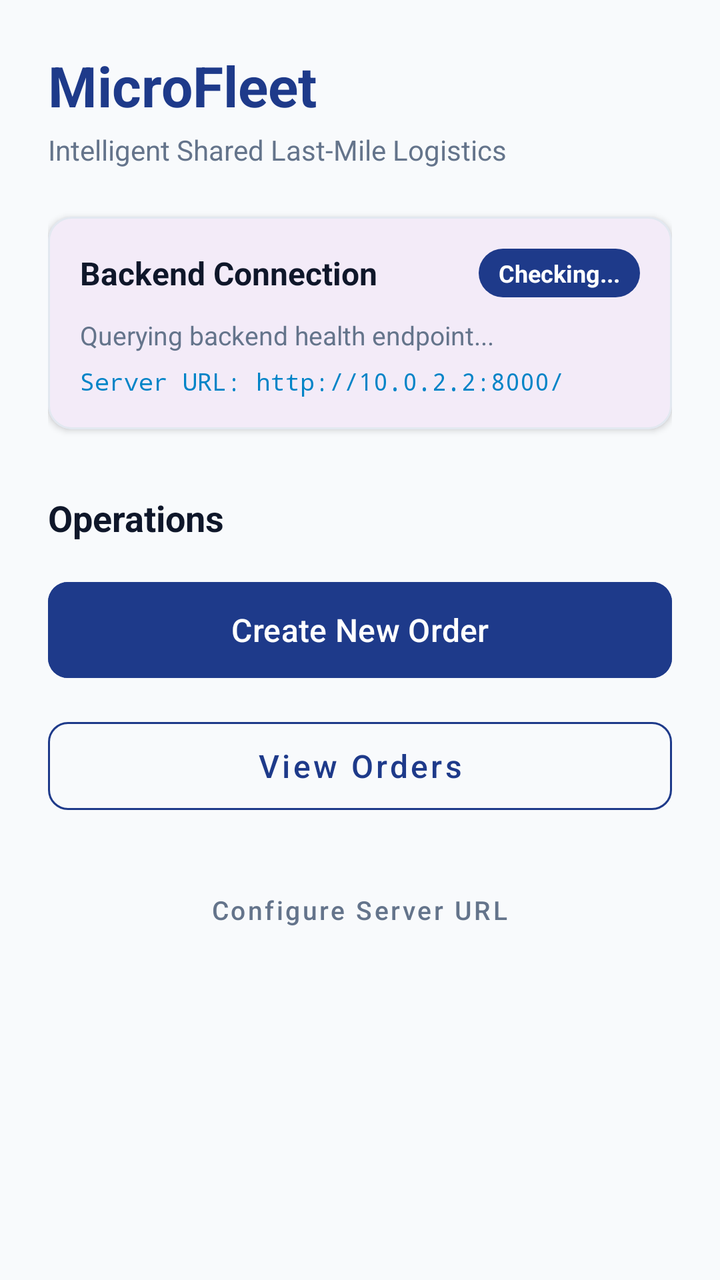
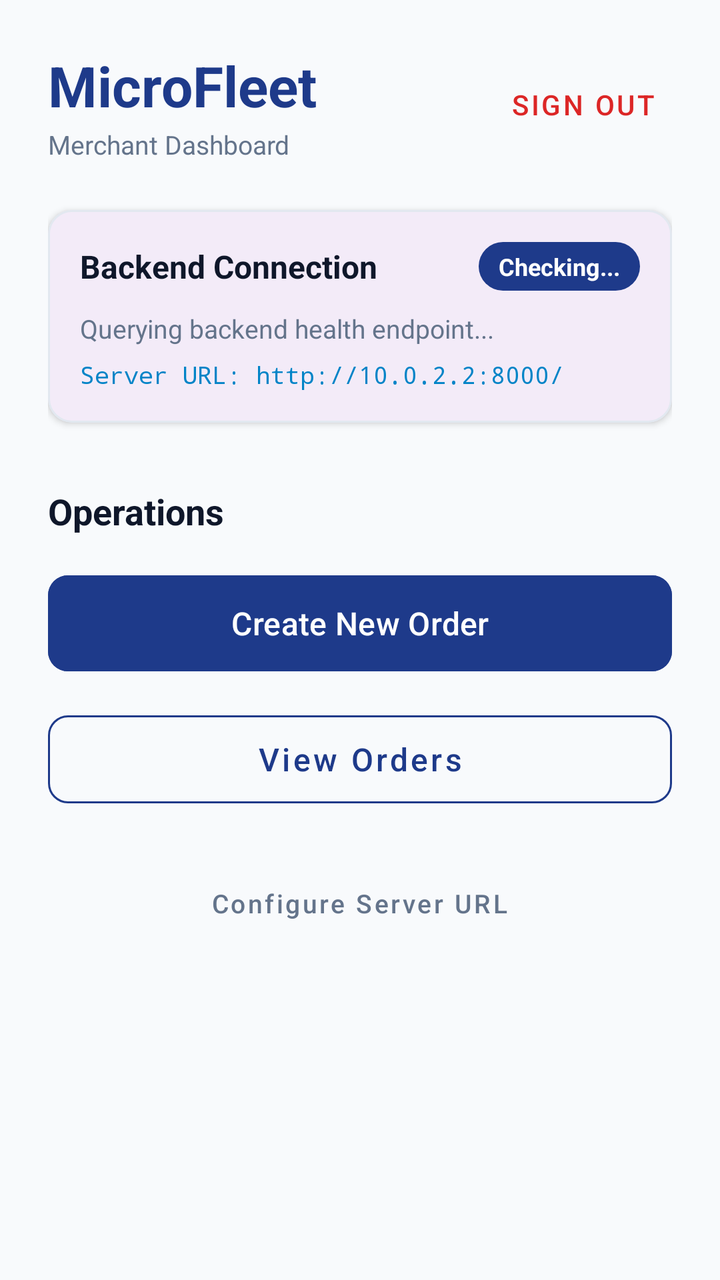

The first picture is an Android layout as it rendered before a commit; the second is the same layout after the commit. The layout source and the unified diff follow.
<!-- AndroidManifest.xml: application theme Theme.MicroFleet -->
<!-- res/layout/activity_main.xml -->
<?xml version="1.0" encoding="utf-8"?>
<ScrollView xmlns:android="http://schemas.android.com/apk/res/android"
    xmlns:app="http://schemas.android.com/apk/res-auto"
    xmlns:tools="http://schemas.android.com/tools"
    android:id="@+id/main"
    android:layout_width="match_parent"
    android:layout_height="match_parent"
    android:background="@color/background_light"
    android:fillViewport="true">

    <LinearLayout
        android:layout_width="match_parent"
        android:layout_height="wrap_content"
        android:orientation="vertical"
        android:padding="24dp">

        
        <TextView
            android:layout_width="wrap_content"
            android:layout_height="wrap_content"
            android:text="@string/app_name"
            android:textColor="@color/primary"
            android:textSize="28sp"
            android:textStyle="bold" />

        <TextView
            android:layout_width="wrap_content"
            android:layout_height="wrap_content"
            android:layout_marginTop="4dp"
            android:text="@string/tagline"
            android:textColor="@color/text_secondary"
            android:textSize="14sp" />

        
        <com.google.android.material.card.MaterialCardView
            android:layout_width="match_parent"
            android:layout_height="wrap_content"
            android:layout_marginTop="24dp"
            app:cardCornerRadius="12dp"
            app:cardElevation="2dp"
            app:strokeColor="#E2E8F0"
            app:strokeWidth="1dp">

            <LinearLayout
                android:layout_width="match_parent"
                android:layout_height="wrap_content"
                android:orientation="vertical"
                android:padding="16dp">

                <LinearLayout
                    android:layout_width="match_parent"
                    android:layout_height="wrap_content"
                    android:gravity="center_vertical"
                    android:orientation="horizontal">

                    <TextView
                        android:layout_width="0dp"
                        android:layout_height="wrap_content"
                        android:layout_weight="1"
                        android:text="@string/backend_status"
                        android:textColor="@color/text_primary"
                        android:textSize="16sp"
                        android:textStyle="bold" />

                    <ProgressBar
                        android:id="@+id/progress_connection"
                        android:layout_width="20dp"
                        android:layout_height="20dp"
                        android:visibility="gone" />

                    <TextView
                        android:id="@+id/text_status_badge"
                        android:layout_width="wrap_content"
                        android:layout_height="wrap_content"
                        android:background="@drawable/badge_background"
                        android:paddingStart="10dp"
                        android:paddingTop="4dp"
                        android:paddingEnd="10dp"
                        android:paddingBottom="4dp"
                        android:text="Checking..."
                        android:textColor="@color/white"
                        android:textSize="12sp"
                        android:textStyle="bold" />
                </LinearLayout>

                <TextView
                    android:id="@+id/text_connection_details"
                    android:layout_width="match_parent"
                    android:layout_height="wrap_content"
                    android:layout_marginTop="10dp"
                    android:text="Querying backend health endpoint..."
                    android:textColor="@color/text_secondary"
                    android:textSize="13sp" />

                <TextView
                    android:id="@+id/text_base_url"
                    android:layout_width="match_parent"
                    android:layout_height="wrap_content"
                    android:layout_marginTop="6dp"
                    android:text="Server URL: http://10.0.2.2:8000/"
                    android:textColor="@color/accent"
                    android:textSize="12sp"
                    android:typeface="monospace" />

                <Button
                    android:id="@+id/btn_retry_connection"
                    style="@style/Widget.MaterialComponents.Button.OutlinedButton"
                    android:layout_width="wrap_content"
                    android:layout_height="wrap_content"
                    android:layout_marginTop="12dp"
                    android:text="@string/btn_retry"
                    android:visibility="gone" />

            </LinearLayout>
        </com.google.android.material.card.MaterialCardView>

        
        <TextView
            android:layout_width="wrap_content"
            android:layout_height="wrap_content"
            android:layout_marginTop="32dp"
            android:text="Operations"
            android:textColor="@color/text_primary"
            android:textSize="18sp"
            android:textStyle="bold" />

        <Button
            android:id="@+id/btn_create_order"
            android:layout_width="match_parent"
            android:layout_height="56dp"
            android:layout_marginTop="16dp"
            android:backgroundTint="@color/primary"
            android:text="@string/btn_create_order"
            android:textAllCaps="false"
            android:textSize="16sp"
            app:cornerRadius="10dp" />

        <Button
            android:id="@+id/btn_view_orders"
            style="@style/Widget.MaterialComponents.Button.OutlinedButton"
            android:layout_width="match_parent"
            android:layout_height="56dp"
            android:layout_marginTop="12dp"
            android:text="@string/btn_view_orders"
            android:textAllCaps="false"
            android:textColor="@color/primary"
            android:textSize="16sp"
            app:cornerRadius="10dp"
            app:strokeColor="@color/primary" />

        <Button
            android:id="@+id/btn_configure_url"
            style="@style/Widget.MaterialComponents.Button.TextButton"
            android:layout_width="wrap_content"
            android:layout_height="wrap_content"
            android:layout_gravity="center_horizontal"
            android:layout_marginTop="20dp"
            android:text="Configure Server URL"
            android:textAllCaps="false"
            android:textColor="@color/text_secondary"
            android:textSize="13sp" />

    </LinearLayout>
</ScrollView>
<!-- resources referenced by this layout -->
<resources>
  <color name="accent">#0284C7</color>
  <color name="background_light">#F8FAFC</color>
  <color name="primary">#1E3A8A</color>
  <color name="text_primary">#0F172A</color>
  <color name="text_secondary">#64748B</color>
  <color name="white">#FFFFFFFF</color>
  <!-- drawable badge_background (drawable) -->
  <?xml version="1.0" encoding="utf-8"?>
  <shape xmlns:android="http://schemas.android.com/apk/res/android"
      android:shape="rectangle">
      <corners android:radius="16dp" />
      <solid android:color="@color/primary" />
  </shape>
  <string name="app_name">MicroFleet</string>
  <string name="backend_status">Backend Connection</string>
  <string name="btn_create_order">Create New Order</string>
  <string name="btn_retry">Retry Connection</string>
  <string name="btn_view_orders">View Orders</string>
  <string name="tagline">Intelligent Shared Last-Mile Logistics</string>
  <style name="Theme.MicroFleet" parent="Base.Theme.MicroFleet" />
  <style name="Base.Theme.MicroFleet" parent="Theme.Material3.DayNight.NoActionBar">
          
          
      </style>
</resources>

<!-- the commit's change to res/layout/activity_main.xml (unified diff, before → after) -->
@@ -15,21 +15,44 @@
         android:padding="24dp">
 
         
-        <TextView
-            android:layout_width="wrap_content"
+        <LinearLayout
+            android:layout_width="match_parent"
             android:layout_height="wrap_content"
-            android:text="@string/app_name"
-            android:textColor="@color/primary"
-            android:textSize="28sp"
-            android:textStyle="bold" />
+            android:gravity="center_vertical"
+            android:orientation="horizontal">
 
-        <TextView
-            android:layout_width="wrap_content"
-            android:layout_height="wrap_content"
-            android:layout_marginTop="4dp"
-            android:text="@string/tagline"
-            android:textColor="@color/text_secondary"
-            android:textSize="14sp" />
+            <LinearLayout
+                android:layout_width="0dp"
+                android:layout_height="wrap_content"
+                android:layout_weight="1"
+                android:orientation="vertical">
+
+                <TextView
+                    android:layout_width="wrap_content"
+                    android:layout_height="wrap_content"
+                    android:text="@string/app_name"
+                    android:textColor="@color/primary"
+                    android:textSize="28sp"
+                    android:textStyle="bold" />
+
+                <TextView
+                    android:id="@+id/text_merchant_profile"
+                    android:layout_width="wrap_content"
+                    android:layout_height="wrap_content"
+                    android:layout_marginTop="2dp"
+                    android:text="Merchant Dashboard"
+                    android:textColor="@color/text_secondary"
+                    android:textSize="13sp" />
+            </LinearLayout>
+
+            <com.google.android.material.button.MaterialButton
+                android:id="@+id/btn_logout"
+                style="@style/Widget.MaterialComponents.Button.TextButton"
+                android:layout_width="wrap_content"
+                android:layout_height="wrap_content"
+                android:text="Sign Out"
+                android:textColor="#DC2626" />
+        </LinearLayout>
 
         
         <com.google.android.material.card.MaterialCardView
<!-- resource entries referenced after the edit -->
@@ -18,7 +18,6 @@
   <string name="btn_create_order">Create New Order</string>
   <string name="btn_retry">Retry Connection</string>
   <string name="btn_view_orders">View Orders</string>
-  <string name="tagline">Intelligent Shared Last-Mile Logistics</string>
   <style name="Theme.MicroFleet" parent="Base.Theme.MicroFleet" />
   <style name="Base.Theme.MicroFleet" parent="Theme.Material3.DayNight.NoActionBar">
           
